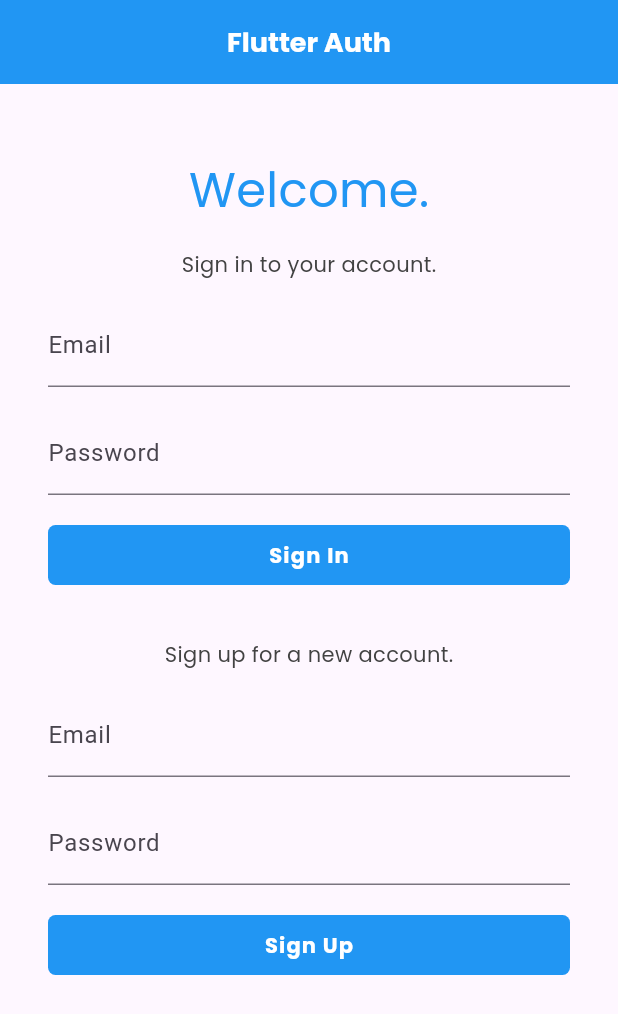
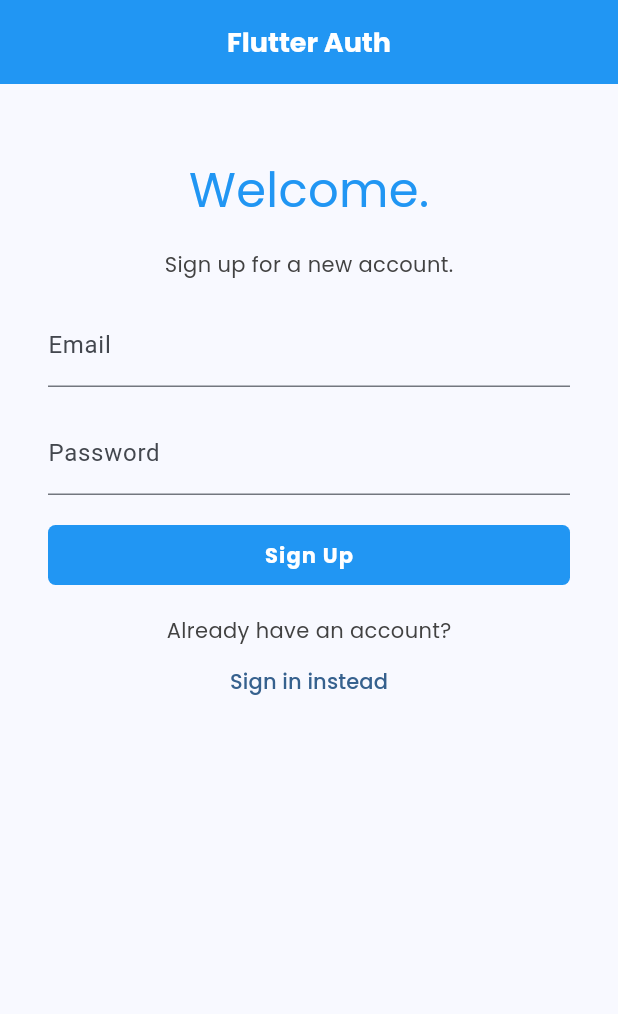
Before and after one commit to iamshaunjp/flutter-with-firebase-auth, a Flutter app: the screen it shows after launch, on a phone screen of 412 x 824 dp. Shown: the top 1014 px of the screen. Run offline on Flutter 3.47's test engine with Material 3 defaults, Android fonts, the light colour scheme and no system bars; our stand-ins replace google_fonts.

Commit message:
lesson-4

```diff
--- a/lib/main.dart
+++ b/lib/main.dart
@@ -14,7 +14,7 @@ class MyApp extends StatelessWidget {
     return MaterialApp(
       title: 'Flutter Demo',
       theme: ThemeData(
-        colorScheme: ColorScheme.fromSeed(seedColor: Colors.deepPurple),
+        colorScheme: ColorScheme.fromSeed(seedColor: Colors.blue),
         useMaterial3: true,
       ),
       home: const WelcomeScreen()
--- a/lib/screens/welcome/welcome.dart
+++ b/lib/screens/welcome/welcome.dart
@@ -2,6 +2,7 @@ import 'package:flutter_auth_tut/screens/welcome/sign_in.dart';
 import 'package:flutter_auth_tut/screens/welcome/sign_up.dart';
 import 'package:flutter_auth_tut/shared/styled_text.dart';
 import 'package:flutter/material.dart';
+import 'package:google_fonts/google_fonts.dart';
 
 class WelcomeScreen extends StatefulWidget {
   const WelcomeScreen({super.key});
@@ -11,6 +12,8 @@ class WelcomeScreen extends StatefulWidget {
 }
 
 class _WelcomeScreenState extends State<WelcomeScreen> {
+  bool isSignUpForm = true;
+
   @override
   Widget build(BuildContext context) {
     return Scaffold(
@@ -22,16 +25,44 @@ class _WelcomeScreenState extends State<WelcomeScreen> {
       body: SingleChildScrollView(
         child: Container(
           padding: const EdgeInsets.symmetric(vertical: 48, horizontal: 16),
-          child: const Column(
+          child: Column(
             crossAxisAlignment: CrossAxisAlignment.center,
             children: [
-              StyledHeading('Welcome.'),
+              const StyledHeading('Welcome.'),
 
               // sign up screen
-              SignInForm(),
+              if (isSignUpForm)
+                Column(
+                  children: [
+                    const SignUpForm(),
+                    const StyledBodyText('Already have an account?'),
+                    TextButton(
+                      onPressed: () {
+                        setState(() {
+                          isSignUpForm = false;
+                        });
+                      },
+                      child: Text('Sign in instead', style: GoogleFonts.poppins()),
+                    )
+                  ]
+                ),
 
               // sign in screen
-              SignUpForm(),
+              if (!isSignUpForm)
+                Column(
+                  children: [
+                    const SignInForm(),
+                    const StyledBodyText('Need an account?'),
+                    TextButton(
+                      onPressed: () {
+                        setState(() {
+                          isSignUpForm = true;
+                        });
+                      },
+                      child: Text('Sign up instead', style: GoogleFonts.poppins()),
+                    )
+                  ]
+                ),
             ]
           )
         ),
```
